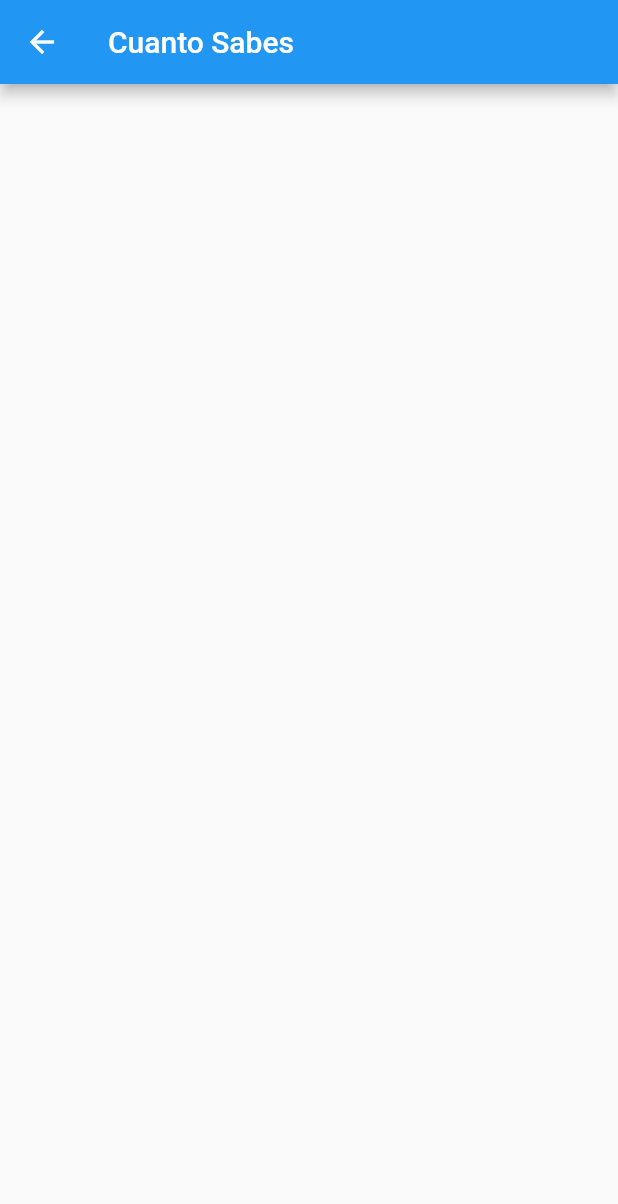
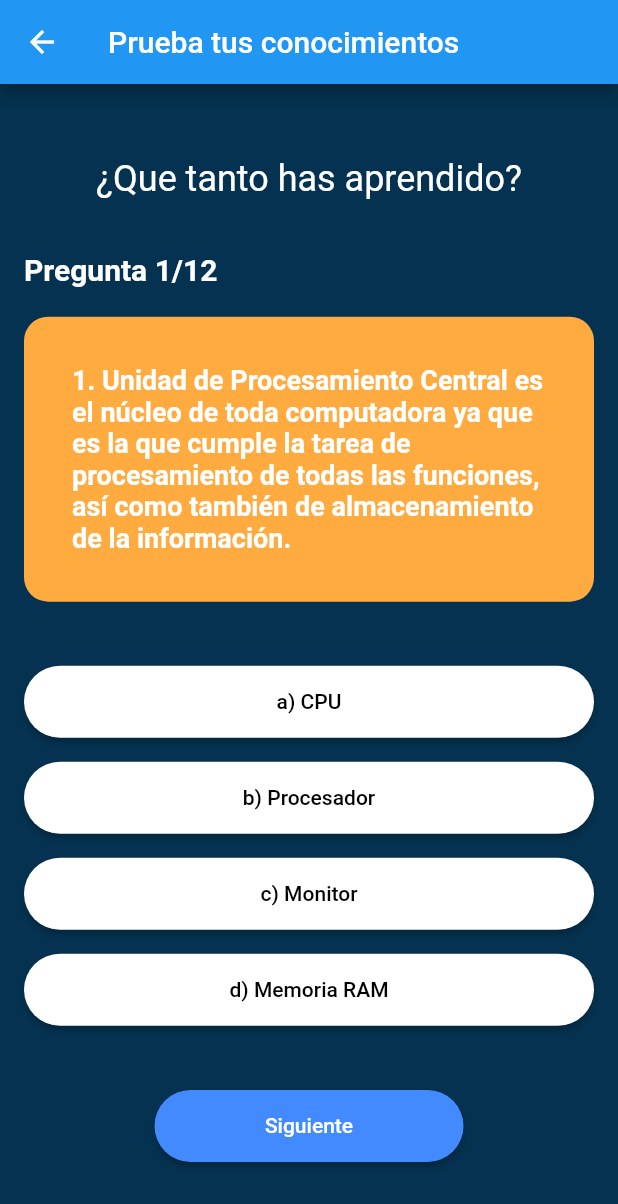
Before and after one commit to hardworld089/AppMovil, a Flutter app: the CuantoPage screen opened directly, on a phone screen of 412 x 824 dp. Shown: the top 1204 px of the screen. Run offline on Flutter 3.47's test engine with Material 2 defaults, Android fonts, the phone set to English and light mode, and no system bars; our stand-ins replace cloud_firestore, firebase_auth, firebase_core, flutter_rating_bar, google_fonts, google_sign_in; accounts and stored records are empty; network calls fail.

Commit message:
app terminada

```diff
--- a/lib/src/pages/cuanto_sabes.dart
+++ b/lib/src/pages/cuanto_sabes.dart
@@ -1,4 +1,5 @@
 import 'package:flutter/material.dart';
+import 'package:login/src/pages/quizz_screen.dart';
 
 class CuantoPage extends StatefulWidget {
   const CuantoPage({super.key});
@@ -11,8 +12,10 @@ class _CuantoPageState extends State<CuantoPage> {
   @override
   Widget build(BuildContext context) {
     return Scaffold(
-        appBar: AppBar(
-      title: const Text('Cuanto Sabes'),
-    ));
+      appBar: AppBar(
+        title: const Text('Prueba tus conocimientos'),
+      ),
+      body: QuizScreen(),
+    );
   }
 }
--- a/lib/src/pages/navigation_drawer.dart
+++ b/lib/src/pages/navigation_drawer.dart
@@ -75,7 +75,7 @@ builMenuItems(BuildContext context) {
             );
           },
         ),
-        const ListTile(
+        /* const ListTile(
           leading: Icon(
             Icons.amp_stories,
             size: 30,
@@ -88,7 +88,7 @@ builMenuItems(BuildContext context) {
               MaterialPageRoute(builder: (context) => const CuantoPage()),
             );
           }, */
-        ),
+        ), */
         ListTile(
           leading: const Icon(
             Icons.analytics,
--- /dev/null
+++ b/lib/src/pages/preguntas_model.dart
@@ -0,0 +1,130 @@
+class Question {
+  final String questionText;
+  final List<Answer> answersList;
+
+  Question(this.questionText, this.answersList);
+}
+
+class Answer {
+  final String answerText;
+  final bool isCorrect;
+
+  Answer(this.answerText, this.isCorrect);
+}
+
+List<Question> getQuestions() {
+  List<Question> list = [];
+  //ADD questions and answer here
+
+  list.add(Question(
+    "1.	Unidad de Procesamiento Central es el núcleo de toda computadora ya que es la que cumple la tarea de procesamiento de todas las funciones, así como también de almacenamiento de la información.",
+    [
+      Answer("a) CPU", true),
+      Answer("b) Procesador", false),
+      Answer("c) Monitor", false),
+      Answer("d) Memoria RAM", false),
+    ],
+  ));
+
+  list.add(Question(
+    "2.	Se llama así por las siglas en inglés Read Only Memory. Es la memoria de lectura, es decir, los datos grabados pueden ser leídos, pero no pueden ser modificados por el usuario.",
+    [
+      Answer("a) Disco Duro", false),
+      Answer("b) Memoria cache", false),
+      Answer("c) Memoria ROM", true),
+      Answer("d) Targeta madre", false),
+    ],
+  ));
+
+  list.add(Question(
+    "3.	También conocido como pantalla, muestra la información de tu equipo como imágenes y textos. La función del  este dispositivo  que puedas interactuar con el computador, con la ayuda del ratón y el teclado.",
+    [
+      Answer("a) CPU", false),
+      Answer("b) Memoria cache", false),
+      Answer("c) Monitor", true),
+      Answer("d) RAM", false),
+    ],
+  ));
+
+  list.add(Question(
+    "La memoria ______ Es utilizada por un procesador para recibir instrucciones y guardar los resultados.",
+    [
+      Answer("a) SSD", false),
+      Answer("b) ROM", false),
+      Answer("c) Monitor", false),
+      Answer("d) RAM", true),
+    ],
+  ));
+
+  list.add(Question(
+      "5.	Es un dispositivo de entrada que sirve para seleccionar, ejecutar, mover, copiar eliminar, entre otros, elementos en la pantalla de la computadora.",
+      [
+        Answer("a) Teclado", false),
+        Answer("b) Disco Duro", false),
+        Answer("c) Raton/Mouse", true),
+        Answer("d) Monitor", false),
+      ]));
+
+  list.add(Question(
+      "6.	Dispositivo de ingreso o entrada de información. Consiste en un conjunto de teclas o botones dispuestos de manera horizontal sobre una lámina, donde actúan como palancas mecánicas o interruptores electrónicos, permitiendo así el ingreso de información codificada al sistema informático por parte del usuario.",
+      [
+        Answer("a) Teclado", true),
+        Answer("b) Disco Duro", false),
+        Answer("c) Raton/Mouse", false),
+        Answer("d) Monitor", false),
+      ]));
+
+  list.add(Question(
+      "7.	Es la placa principal en la estructura interna del computador donde se encuentran los circuitos electrónicos, el procesador, las memorias y las conexiones principales.",
+      [
+        Answer("a) Memoria ROM", false),
+        Answer("b) Disco Duro", false),
+        Answer("c) Targeta Madre", true),
+        Answer("d) Memoria RAM", false),
+      ]));
+
+  list.add(Question(
+      "8.	Es una capa de almacenamiento de datos de alta velocidad que almacena un subconjunto de datos, normalmente transitorios, de modo que las solicitudes futuras de dichos datos se atienden con mayor rapidez que si se debe acceder a los datos desde la ubicación de almacenamiento principal.",
+      [
+        Answer("a) Procesador", false),
+        Answer("b) Disco Duro", false),
+        Answer("c) Monitor", false),
+        Answer("d) Memoria Cache", true),
+      ]));
+  list.add(Question(
+      "9.	Es un dispositivo de almacenamiento de datos en los que podemos almacenar cualquier tipo de información digital. Ya sean fotografías, vídeos, archivos de texto o programas informáticos.",
+      [
+        Answer("a) Disco Duro", true),
+        Answer("b) Procesador", false),
+        Answer("c) Memoria Cache", false),
+        Answer("d) Monitor", false),
+      ]));
+
+  list.add(Question(
+      "10.	Esta tarjeta logra procesar los datos provenientes del CPU y los transforma en información visual en un dispositivo de salida, como un monitor. Se encarga de procesar aquellos datos provenientes del procesador, entre imágenes y videos que se reproducen en la computadora.",
+      [
+        Answer("a) Placa de sonido", false),
+        Answer("b) Placa de video", true),
+        Answer("c) Memoria Cache", false),
+        Answer("d) Disco Duro", false),
+      ]));
+
+  list.add(Question(
+      "11.	Es el cerebro del sistema, justamente procesa todo lo que ocurre en la PC y ejecuta todas las acciones que existen, se encuentra integrado en la placa base.",
+      [
+        Answer("a) Placa de sonido", false),
+        Answer("b) Memoria ROM", false),
+        Answer("c) Procesador", true),
+        Answer("d) Teclado", false),
+      ]));
+  list.add(Question(
+      "12.	Se encarga de que el sonido pueda ser introducido, pase por un proceso de digitalización de tal manera que comience a procesar en la computadora o el dispositivo y pueda ser exteriorizado en una alta calidad de audio.",
+      [
+        Answer("a) Placa de sonido", true),
+        Answer("c) Procesador", false),
+        Answer("d) Teclado", false),
+        Answer("b) Memoria ROM", false),
+      ]));
+
+  return list;
+}
--- /dev/null
+++ b/lib/src/pages/quizz_screen.dart
@@ -0,0 +1,191 @@
+import 'package:flutter/material.dart';
+import 'package:login/src/pages/hardwere_page.dart';
+import 'package:login/src/pages/preguntas_model.dart';
+
+class QuizScreen extends StatefulWidget {
+  @override
+  State<QuizScreen> createState() => _QuizScreenState();
+}
+
+class _QuizScreenState extends State<QuizScreen> {
+  //define the datas
+  List<Question> questionList = getQuestions();
+  int currentQuestionIndex = 0;
+  int score = 0;
+  Answer? selectedAnswer;
+
+  @override
+  Widget build(BuildContext context) {
+    return Scaffold(
+      backgroundColor: const Color.fromARGB(255, 5, 50, 80),
+      body: Container(
+        margin: const EdgeInsets.symmetric(horizontal: 16, vertical: 32),
+        child:
+            Column(mainAxisAlignment: MainAxisAlignment.spaceAround, children: [
+          const Text(
+            "¿Que tanto has aprendido?",
+            style: TextStyle(
+              color: Colors.white,
+              fontSize: 24,
+            ),
+          ),
+          _questionWidget(),
+          _answerList(),
+          _nextButton(),
+        ]),
+      ),
+    );
+  }
+
+  _questionWidget() {
+    return Column(
+      crossAxisAlignment: CrossAxisAlignment.start,
+      mainAxisAlignment: MainAxisAlignment.center,
+      children: [
+        Text(
+          "Pregunta ${currentQuestionIndex + 1}/${questionList.length.toString()}",
+          style: const TextStyle(
+            color: Colors.white,
+            fontSize: 20,
+            fontWeight: FontWeight.w600,
+          ),
+        ),
+        const SizedBox(height: 20),
+        Container(
+          alignment: Alignment.center,
+          width: double.infinity,
+          padding: const EdgeInsets.all(32),
+          decoration: BoxDecoration(
+            color: Colors.orangeAccent,
+            borderRadius: BorderRadius.circular(16),
+          ),
+          child: Text(
+            questionList[currentQuestionIndex].questionText,
+            style: const TextStyle(
+              color: Colors.white,
+              fontSize: 18,
+              fontWeight: FontWeight.w600,
+            ),
+          ),
+        )
+      ],
+    );
+  }
+
+  _answerList() {
+    return Column(
+      children: questionList[currentQuestionIndex]
+          .answersList
+          .map(
+            (e) => _answerButton(e),
+          )
+          .toList(),
+    );
+  }
+
+  Widget _answerButton(Answer answer) {
+    bool isSelected = answer == selectedAnswer;
+
+    return Container(
+      width: double.infinity,
+      margin: const EdgeInsets.symmetric(vertical: 8),
+      height: 48,
+      child: ElevatedButton(
+        child: Text(answer.answerText),
+        style: ElevatedButton.styleFrom(
+          shape: const StadiumBorder(),
+          primary: isSelected ? Colors.orangeAccent : Colors.white,
+          onPrimary: isSelected ? Colors.white : Colors.black,
+        ),
+        onPressed: () {
+          if (selectedAnswer == null) {
+            if (answer.isCorrect) {
+              score++;
+            }
+            setState(() {
+              selectedAnswer = answer;
+            });
+          }
+        },
+      ),
+    );
+  }
+
+  _nextButton() {
+    bool isLastQuestion = false;
+    if (currentQuestionIndex == questionList.length - 1) {
+      isLastQuestion = true;
+    }
+
+    return Container(
+      width: MediaQuery.of(context).size.width * 0.5,
+      height: 48,
+      child: ElevatedButton(
+        child: Text(isLastQuestion ? "Calificar" : "Siguiente"),
+        style: ElevatedButton.styleFrom(
+          shape: const StadiumBorder(),
+          primary: Colors.blueAccent,
+          onPrimary: Colors.white,
+        ),
+        onPressed: () {
+          if (isLastQuestion) {
+            //display score
+
+            showDialog(context: context, builder: (_) => _showScoreDialog());
+          } else {
+            //next question
+            setState(() {
+              selectedAnswer = null;
+              currentQuestionIndex++;
+            });
+          }
+        },
+      ),
+    );
+  }
+
+  _showScoreDialog() {
+    bool isPassed = false;
+
+    if (score >= questionList.length * 0.6) {
+      //pass if 60 %
+      isPassed = true;
+    }
+    String title = isPassed ? "Eres Bueno " : "Te falta mejorar";
+
+    return AlertDialog(
+      backgroundColor: Color.fromARGB(255, 189, 189, 189),
+      title: Text(
+        title + " | Tu puntuacion es: $score",
+        textAlign: TextAlign.center,
+        style: TextStyle(
+            color: isPassed ? Colors.green : Color.fromARGB(255, 235, 6, 6)),
+      ),
+      content: Column(
+        mainAxisSize: MainAxisSize.min,
+        children: [
+          ElevatedButton(
+            child: const Text("Volver a probar"),
+            onPressed: () {
+              Navigator.pop(context);
+              setState(() {
+                currentQuestionIndex = 0;
+                score = 0;
+                selectedAnswer = null;
+              });
+            },
+          ),
+          ElevatedButton(
+            child: const Text("Ir a repasar los temas"),
+            onPressed: () {
+              Navigator.push(
+                context,
+                MaterialPageRoute(builder: (context) => const HardwerePage()),
+              );
+            },
+          ),
+        ],
+      ),
+    );
+  }
+}
--- a/pubspec.yaml
+++ b/pubspec.yaml
@@ -41,6 +41,7 @@ dependencies:
   firebase_core: ^2.3.0
   cloud_firestore: ^4.1.0
   google_sign_in: ^5.4.2
+  flutter_rating_bar: ^4.0.1
 
 dev_dependencies:
   flutter_test:
```
Also changed, not shown: lib/src/pages/User_page.dart (+50 -43 lines), lib/src/pages/hardwere_page.dart (+22 -1 lines), lib/src/pages/valora_page.dart (added, +60 -0 lines), pubspec.lock.
